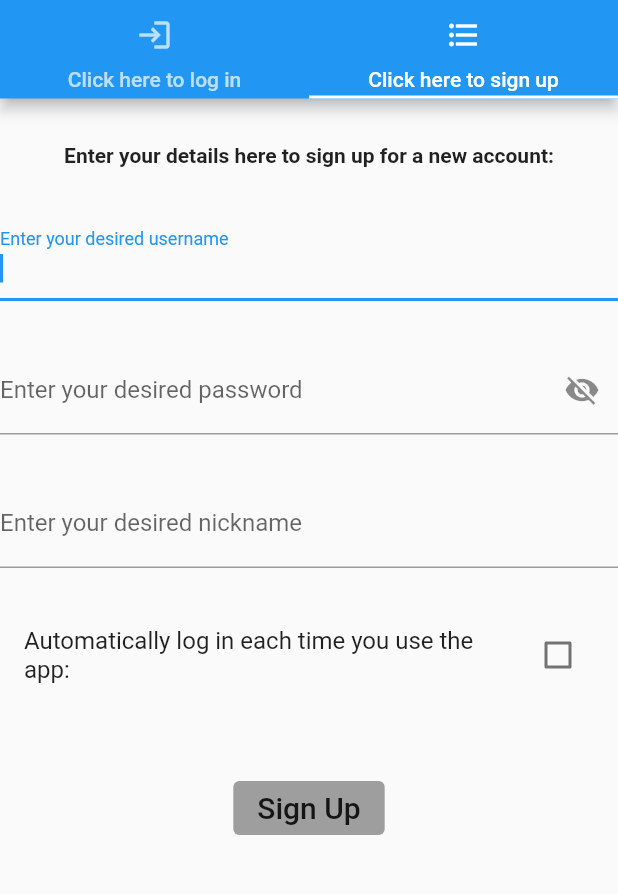
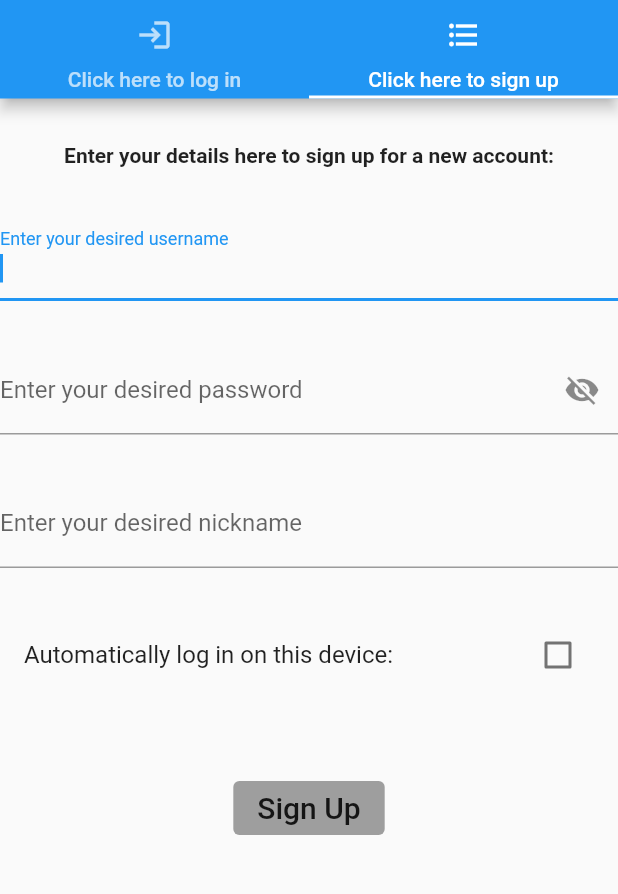
Before and after one commit to rminchin/travelsafe_code, a Flutter app: the LoginSignUp screen opened directly, tab 2 chosen, on a phone screen of 412 x 824 dp, the part 47-941 px from its top. Run offline on Flutter 3.47's test engine with Material 2 defaults, Android fonts, the phone set to English and light mode, and no system bars; our stand-ins replace cloud_firestore, firebase_core, shared_preferences; accounts and stored records are empty.

Commit message:
*fixed bug throwing an error when entering valid login credentials *added scrollbar to login tab to fix overflow error when testing on a new device *clarified wording in settings and signup form ahead of imminent changes to auto login feature

```diff
--- a/lib/loginSignUp.dart
+++ b/lib/loginSignUp.dart
@@ -324,7 +324,11 @@ class _LoginSignUpState extends State<LoginSignUp>
                 physics: const NeverScrollableScrollPhysics(),
                 controller: _controller,
                 children: [
-                  Column(
+                  Scrollbar(
+                    thickness: 10,
+                    radius: const Radius.elliptical(5, 5),
+                    child: SingleChildScrollView(
+                      child: Column(
                           mainAxisAlignment: MainAxisAlignment.start,
                           crossAxisAlignment: CrossAxisAlignment.center,
                           children: [
@@ -389,6 +393,8 @@ class _LoginSignUpState extends State<LoginSignUp>
                               ),
                             ),
                           ]),
+                    ),
+                  ),
                   //////////////////////////////////////////////////////////////////////////////////////////////////////
                   Scrollbar(
                     thickness: 10,
@@ -487,7 +493,7 @@ class _LoginSignUpState extends State<LoginSignUp>
                           ),
                           ListTile(
                             title: const Text(
-                                "Automatically log in each time you use the app:"),
+                                "Automatically log in on this device:"),
                             trailing: Checkbox(
                               value: _value,
                               onChanged: (value) {
--- a/lib/settings.dart
+++ b/lib/settings.dart
@@ -60,7 +60,7 @@ class SettingsState extends State<Settings> {
                 Text('Settings - logged in as ${widget.user.nickname}'),
                 const SizedBox(height: 30),
                 ListTile(
-                  title: const Text("Auto log in feature:"),
+                  title: const Text("Automatically log in on this device:"),
                   trailing: Checkbox(
                     value: _value,
                     onChanged: (value) {
```
Also changed, not shown: lib/helpers/database_helper.dart (+6 -5 lines). Lines whose indentation alone changed are shown as unchanged.
